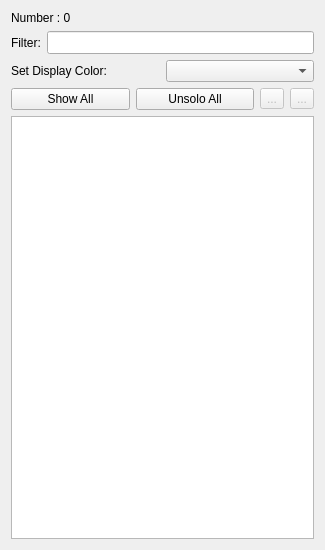
Before: the Qt Designer form src/fort/studio/widget/AntListWidget.ui in formicidae-tracker/studio, drawn with Qt 5.
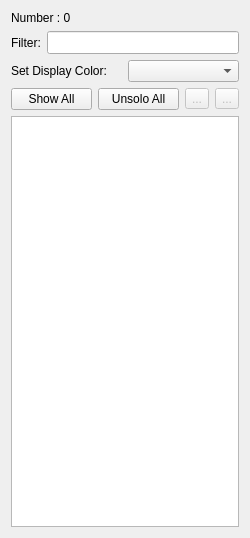
After: the same form once the commit is applied. Icons and pictures are not drawn. Custom widgets are drawn as their Qt base class.

Patch:
```diff
--- a/src/fort/studio/widget/AntListWidget.ui
+++ b/src/fort/studio/widget/AntListWidget.ui
@@ -6,10 +6,16 @@
    <rect>
     <x>0</x>
     <y>0</y>
-    <width>325</width>
-    <height>550</height>
+    <width>250</width>
+    <height>538</height>
    </rect>
   </property>
+  <property name="sizePolicy">
+   <sizepolicy hsizetype="Fixed" vsizetype="Preferred">
+    <horstretch>0</horstretch>
+    <verstretch>0</verstretch>
+   </sizepolicy>
+  </property>
   <property name="windowTitle">
    <string>Form</string>
   </property>
```
